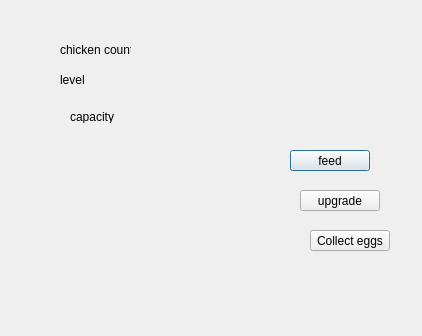
This is chicken_coop.ui in mohammadfattahi11/AP_Project as Qt 5 draws it before an edit. The edited form follows.
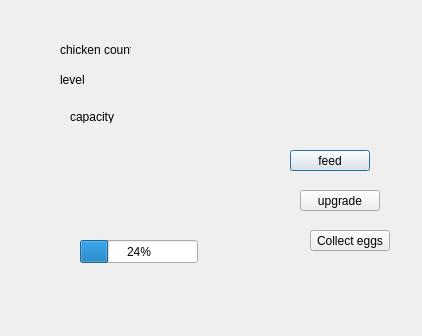
This is the edited form.

The edit to the form file:
```diff
--- a/chicken_coop.ui
+++ b/chicken_coop.ui
@@ -130,6 +130,19 @@
     <string/>
    </property>
   </widget>
+  <widget class="QProgressBar" name="chicken_pro">
+   <property name="geometry">
+    <rect>
+     <x>80</x>
+     <y>240</y>
+     <width>118</width>
+     <height>23</height>
+    </rect>
+   </property>
+   <property name="value">
+    <number>24</number>
+   </property>
+  </widget>
  </widget>
  <resources/>
  <connections/>
```
